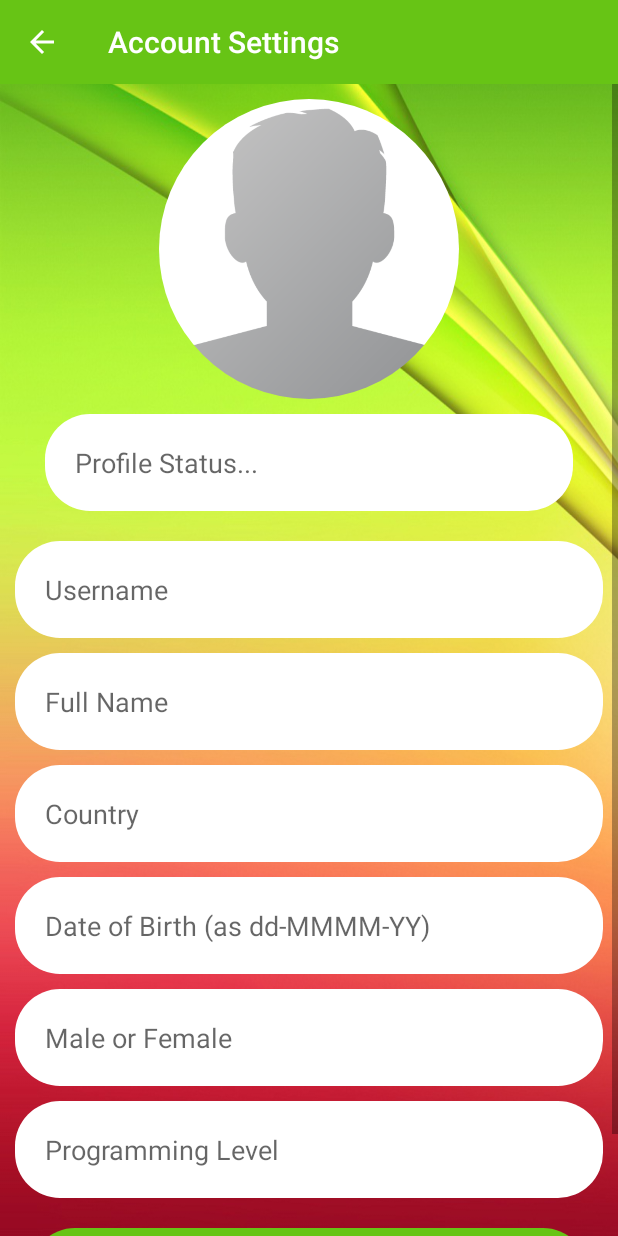
After one commit to ArijitR111Y/VlearnIT, an Android app: the SettingsActivity screen opened directly, with no data from a screen before it, on a phone screen of 412 x 824 dp. The commit adds this screen. Run offline under Robolectric (Android 15) with nearby library versions, the phone set to English and light mode, and no system bars; our stand-ins replace CircleImageView, Firebase (no records; nobody signed in at launch, a user with empty details on screens opened directly), Picasso; libraries missing offline, so code that uses them is left out: com.theartofdev.edmodo.

Commit message:
Fixed: Added SettingsActivity to update user details

```diff
--- a/app/src/main/java/com/royarijit998/vlearnit/MainActivity.java
+++ b/app/src/main/java/com/royarijit998/vlearnit/MainActivity.java
@@ -216,6 +216,11 @@ public class MainActivity extends AppCompatActivity {
         startActivity(intent);
     }
 
+    private void sendUserToSettingsActivity() {
+        Intent intent = new Intent(MainActivity.this, SettingsActivity.class);
+        startActivity(intent);
+    }
+
     @Override
     public boolean onOptionsItemSelected(MenuItem item) {
         if(actionBarDrawerToggle.onOptionsItemSelected(item)){
@@ -246,7 +251,7 @@ public class MainActivity extends AppCompatActivity {
                 Toast.makeText(getApplicationContext(), "Create new msg", Toast.LENGTH_SHORT).show();
                 break;
             case R.id.navSettings:
-                Toast.makeText(getApplicationContext(), "Open Settings", Toast.LENGTH_SHORT).show();
+                sendUserToSettingsActivity();
                 break;
             case R.id.navLogout:
                 Toast.makeText(getApplicationContext(), "Logged out from App", Toast.LENGTH_SHORT).show();
--- /dev/null
+++ b/app/src/main/java/com/royarijit998/vlearnit/SettingsActivity.java
@@ -0,0 +1,243 @@
+package com.royarijit998.vlearnit;
+
+import androidx.annotation.NonNull;
+import androidx.annotation.Nullable;
+import androidx.appcompat.app.AppCompatActivity;
+import androidx.appcompat.widget.Toolbar;
+
+import android.app.ProgressDialog;
+import android.content.Intent;
+import android.net.Uri;
+import android.os.Bundle;
+import android.view.View;
+import android.widget.Button;
+import android.widget.EditText;
+import android.widget.Toast;
+
+import com.google.android.gms.tasks.Continuation;
+import com.google.android.gms.tasks.OnCompleteListener;
+import com.google.android.gms.tasks.Task;
+import com.google.firebase.auth.FirebaseAuth;
+import com.google.firebase.auth.FirebaseUser;
+import com.google.firebase.database.DataSnapshot;
+import com.google.firebase.database.DatabaseError;
+import com.google.firebase.database.DatabaseReference;
+import com.google.firebase.database.FirebaseDatabase;
+import com.google.firebase.database.ValueEventListener;
+import com.google.firebase.storage.FirebaseStorage;
+import com.google.firebase.storage.StorageReference;
+import com.google.firebase.storage.UploadTask;
+import com.squareup.picasso.Picasso;
+import com.theartofdev.edmodo.cropper.CropImage;
+import com.theartofdev.edmodo.cropper.CropImageView;
+
+import java.util.HashMap;
+
+import de.hdodenhof.circleimageview.CircleImageView;
+
+public class SettingsActivity extends AppCompatActivity {
+
+    private ProgressDialog progressDialog;
+    private Toolbar navSettingsToolbar;
+    private CircleImageView settingsProfileImageView;
+    private EditText settingsStatusEditText, settingsUsernameEditText, settingsFullnameEditText, settingsCountryEditText, settingsDobEditText, settingsGenderEditText, settingsLevelEditText;
+    private Button settingsUpdateBtn;
+
+    private DatabaseReference userRef;
+    private FirebaseAuth fAuth;
+    private FirebaseUser firebaseUser;
+    private StorageReference usersProfileImgRef;
+
+    final static int GALLERY_PICK = 1;
+
+    @Override
+    protected void onCreate(Bundle savedInstanceState) {
+        super.onCreate(savedInstanceState);
+        setContentView(R.layout.activity_settings);
+
+        navSettingsToolbar = findViewById(R.id.navSettingsToolbar);
+        setSupportActionBar(navSettingsToolbar);
+        getSupportActionBar().setTitle("Account Settings");
+        getSupportActionBar().setDisplayHomeAsUpEnabled(true);
+        getSupportActionBar().setDisplayShowHomeEnabled(true);
+
+        settingsProfileImageView = findViewById(R.id.settingsProfileImageView);
+        settingsStatusEditText = findViewById(R.id.settingsStatusEditText);
+        settingsUsernameEditText = findViewById(R.id.settingsUsernameEditText);
+        settingsFullnameEditText = findViewById(R.id.settingsFullnameEditText);
+        settingsCountryEditText = findViewById(R.id.settingsCountryEditText);
+        settingsDobEditText = findViewById(R.id.settingsDobEditText);
+        settingsGenderEditText = findViewById(R.id.settingsGenderEditText);
+        settingsLevelEditText = findViewById(R.id.settingsLevelEditText);
+        settingsUpdateBtn = findViewById(R.id.settingsUpdateBtn);
+
+        progressDialog = new ProgressDialog(this);
+
+        fAuth = FirebaseAuth.getInstance();
+        firebaseUser = fAuth.getCurrentUser();
+        userRef = FirebaseDatabase.getInstance().getReference().child("Users").child(firebaseUser.getUid());
+        usersProfileImgRef = FirebaseStorage.getInstance().getReference().child("ProfileImg");
+
+        userRef.addValueEventListener(new ValueEventListener() {
+            @Override
+            public void onDataChange(@NonNull DataSnapshot dataSnapshot) {
+                if(dataSnapshot.exists()){
+                    String profileImg = dataSnapshot.child("profileImg").getValue().toString();
+                    String status = dataSnapshot.child("status").getValue().toString();
+                    String username = dataSnapshot.child("username").getValue().toString();
+                    String fullname = dataSnapshot.child("fullname").getValue().toString();
+                    String country = dataSnapshot.child("country").getValue().toString();
+                    String dob = dataSnapshot.child("dob").getValue().toString();
+                    String gender = dataSnapshot.child("gender").getValue().toString();
+                    String level = dataSnapshot.child("level").getValue().toString();
+
+                    Picasso.get().load(profileImg).placeholder(R.drawable.profile).into(settingsProfileImageView);
+                    settingsStatusEditText.setText(status);
+                    settingsUsernameEditText.setText(username);
+                    settingsFullnameEditText.setText(fullname);
+                    settingsCountryEditText.setText(country);
+                    settingsDobEditText.setText(dob);
+                    settingsGenderEditText.setText(gender);
+                    settingsLevelEditText.setText(level);
+
+
+                }
+            }
+
+            @Override
+            public void onCancelled(@NonNull DatabaseError databaseError) {
+
+            }
+        });
+
+        settingsUpdateBtn.setOnClickListener(new View.OnClickListener() {
+            @Override
+            public void onClick(View v) {
+                validateAccountInfo();
+            }
+        });
+
+        settingsProfileImageView.setOnClickListener(new View.OnClickListener() {
+            @Override
+            public void onClick(View v) {
+                Intent galleryIntent = new Intent();
+                galleryIntent.setAction(Intent.ACTION_GET_CONTENT);
+                galleryIntent.setType("image/*");
+                startActivityForResult(galleryIntent, GALLERY_PICK);
+            }
+        });
+
+    }
+
+    private void validateAccountInfo() {
+        String status = settingsStatusEditText.getText().toString();
+        String username = settingsUsernameEditText.getText().toString();
+        String fullname = settingsFullnameEditText.getText().toString();
+        String country = settingsCountryEditText.getText().toString();
+        String dob = settingsDobEditText.getText().toString();
+        String gender = settingsGenderEditText.getText().toString();
+        String level = settingsLevelEditText.getText().toString();
+
+        if(status.isEmpty() || username.isEmpty() || fullname.isEmpty() || country.isEmpty() || dob.isEmpty() || gender.isEmpty() || level.isEmpty()){
+            Toast.makeText(this, "All fields must be provided", Toast.LENGTH_SHORT).show();
+        }
+        else{
+            progressDialog.setTitle("Saving Account Information");
+            progressDialog.setMessage("Updating user information with the servers...");
+            progressDialog.show();
+            progressDialog.setCanceledOnTouchOutside(true);
+            updateAccountInfo(status, username, fullname, country, dob, gender, level);
+        }
+
+    }
+
+    private void updateAccountInfo(String status, String username, String fullname, String country, String dob, String gender, String level) {
+        HashMap  userMap = new HashMap<>();
+        userMap.put("username", username);
+        userMap.put("fullname", fullname);
+        userMap.put("country", country);
+        userMap.put("status", status);
+        userMap.put("gender", gender);
+        userMap.put("dob", dob);
+        userMap.put("level", level);
+        userRef.updateChildren(userMap).addOnCompleteListener(new OnCompleteListener() {
+            @Override
+            public void onComplete(@NonNull Task task) {
+                if(task.isSuccessful()){
+                    sendUserToMainActivity();
+                    Toast.makeText(SettingsActivity.this, "Successfully Updated Information", Toast.LENGTH_SHORT).show();
+                }else{
+                    String errorMsg = task.getException().getMessage();
+                    Toast.makeText(SettingsActivity.this, "Couldn't update information: " + errorMsg, Toast.LENGTH_SHORT).show();
+                }
+                progressDialog.dismiss();
+
+            }
+        });
+    }
+
+    @Override
+    protected void onActivityResult(int requestCode, int resultCode, @Nullable Intent data) {
+        super.onActivityResult(requestCode, resultCode, data);
+        if(requestCode == GALLERY_PICK && resultCode == RESULT_OK && data != null){
+            data.getData();
+            CropImage.activity()
+                    .setGuidelines(CropImageView.Guidelines.ON)
+                    .setAspectRatio(1, 1).start(this);
+        }
+        else if(requestCode == CropImage.CROP_IMAGE_ACTIVITY_REQUEST_CODE && resultCode == RESULT_OK){
+            CropImage.ActivityResult result = CropImage.getActivityResult(data);
+            progressDialog.setTitle("Saving User Picture");
+            progressDialog.setMessage("Storing User profile picture to the storage server...");
+            progressDialog.show();
+            progressDialog.setCanceledOnTouchOutside(true);
+            Uri resultUri = result.getUri();
+            final StorageReference filePath = usersProfileImgRef.child(firebaseUser.getUid());
+            filePath.putFile(resultUri).continueWithTask(new Continuation<UploadTask.TaskSnapshot, Task<Uri>>() {
+                @Override
+                public Task<Uri> then(@NonNull Task<UploadTask.TaskSnapshot> task) throws Exception {
+                    if (!task.isSuccessful()) {
+                        String errorMsg = task.getException().getMessage();
+                        Toast.makeText(SettingsActivity.this, "Image could not be stored: " + errorMsg, Toast.LENGTH_SHORT).show();
+                    }
+
+                    // Continue with the task to get the download URL
+                    return filePath.getDownloadUrl();
+                }
+            }).addOnCompleteListener(new OnCompleteListener<Uri>() {
+                @Override
+                public void onComplete(@NonNull Task<Uri> task) {
+                    if(task.isSuccessful()){
+                        final String downloadUrl = task.getResult().toString();
+                        userRef.child("profileImg").setValue(downloadUrl).addOnCompleteListener(new OnCompleteListener<Void>() {
+                            @Override
+                            public void onComplete(@NonNull Task<Void> task) {
+                                if(task.isSuccessful()){
+                                    Intent intent = new Intent(SettingsActivity.this, SettingsActivity.class);
+                                    startActivity(intent);
+                                    Toast.makeText(SettingsActivity.this, "Image set for the  user", Toast.LENGTH_SHORT).show();
+                                }else{
+                                    String errorMsg = task.getException().getMessage();
+                                    Toast.makeText(SettingsActivity.this, "Image could not be set: " + errorMsg, Toast.LENGTH_SHORT).show();
+                                }
+                                progressDialog.dismiss();
+                            }
+                        });
+
+                    }else{
+                        String errorMsg = task.getException().getMessage();
+                        Toast.makeText(SettingsActivity.this, "Image could not be stored: " + errorMsg, Toast.LENGTH_SHORT).show();
+                    }
+                    progressDialog.dismiss();
+                }
+            });
+        }
+    }
+
+    private void sendUserToMainActivity() {
+        Intent intent = new Intent(SettingsActivity.this, MainActivity.class);
+        intent.addFlags(Intent.FLAG_ACTIVITY_NEW_TASK | Intent.FLAG_ACTIVITY_CLEAR_TASK);
+        startActivity(intent);
+        finish();
+    }
+}
--- /dev/null
+++ b/app/src/main/res/layout/activity_settings.xml
@@ -0,0 +1,145 @@
+<?xml version="1.0" encoding="utf-8"?>
+<RelativeLayout xmlns:android="http://schemas.android.com/apk/res/android"
+    xmlns:app="http://schemas.android.com/apk/res-auto"
+    xmlns:tools="http://schemas.android.com/tools"
+    android:layout_width="match_parent"
+    android:layout_height="match_parent"
+    tools:context=".SettingsActivity"
+    android:background="@drawable/register">
+
+    <include
+        android:id="@+id/navSettingsToolbar"
+        layout="@layout/app_bar_layout"/>
+
+    <ScrollView
+        android:layout_width="match_parent"
+        android:layout_height="match_parent"
+        android:layout_below="@+id/navSettingsToolbar">
+
+        <RelativeLayout
+            android:layout_width="match_parent"
+            android:layout_height="match_parent">
+
+            <de.hdodenhof.circleimageview.CircleImageView
+                android:id="@+id/settingsProfileImageView"
+                android:layout_width="200dp"
+                android:layout_height="200dp"
+                android:layout_centerHorizontal="true"
+                android:layout_marginTop="10dp"
+                android:src="@drawable/profile"/>
+
+            <EditText
+                android:id="@+id/settingsStatusEditText"
+                android:layout_width="match_parent"
+                android:layout_height="wrap_content"
+                android:layout_below="@id/settingsProfileImageView"
+                android:layout_marginTop="10dp"
+                android:layout_marginBottom="10dp"
+                android:layout_marginStart="30dp"
+                android:layout_marginEnd="30dp"
+                android:background="@drawable/inputs"
+                android:padding="20dp"
+                android:hint="@string/profile_status"
+                android:inputType="text"
+                />
+
+            <EditText
+                android:id="@+id/settingsUsernameEditText"
+                android:layout_width="match_parent"
+                android:layout_height="wrap_content"
+                android:layout_below="@id/settingsStatusEditText"
+                android:layout_marginTop="10dp"
+                android:layout_marginStart="10dp"
+                android:layout_marginEnd="10dp"
+                android:background="@drawable/inputs"
+                android:padding="20dp"
+                android:hint="@string/username"
+                android:inputType="text"
+                />
+
+            <EditText
+                android:id="@+id/settingsFullnameEditText"
+                android:layout_width="match_parent"
+                android:layout_height="wrap_content"
+                android:layout_below="@id/settingsUsernameEditText"
+                android:layout_marginTop="10dp"
+                android:layout_marginStart="10dp"
+                android:layout_marginEnd="10dp"
+                android:background="@drawable/inputs"
+                android:padding="20dp"
+                android:hint="@string/full_name"
+                android:inputType="text"
+                />
+
+            <EditText
+                android:id="@+id/settingsCountryEditText"
+                android:layout_width="match_parent"
+                android:layout_height="wrap_content"
+                android:layout_below="@id/settingsFullnameEditText"
+                android:layout_marginTop="10dp"
+                android:layout_marginStart="10dp"
+                android:layout_marginEnd="10dp"
+                android:background="@drawable/inputs"
+                android:padding="20dp"
+                android:hint="@string/country"
+                android:inputType="text"
+                />
+
+            <EditText
+                android:id="@+id/settingsDobEditText"
+                android:layout_width="match_parent"
+                android:layout_height="wrap_content"
+                android:layout_below="@id/settingsCountryEditText"
+                android:layout_marginTop="10dp"
+                android:layout_marginStart="10dp"
+                android:layout_marginEnd="10dp"
+                android:background="@drawable/inputs"
+                android:padding="20dp"
+                android:hint="@string/date_of_birth_as_dd_mmmm_yy"
+                android:inputType="text"
+                />
+
+            <EditText
+                android:id="@+id/settingsGenderEditText"
+                android:layout_width="match_parent"
+                android:layout_height="wrap_content"
+                android:layout_below="@id/settingsDobEditText"
+                android:layout_marginTop="10dp"
+                android:layout_marginStart="10dp"
+                android:layout_marginEnd="10dp"
+                android:background="@drawable/inputs"
+                android:padding="20dp"
+                android:hint="@string/male_or_female"
+                android:inputType="text"
+                />
+
+            <EditText
+                android:id="@+id/settingsLevelEditText"
+                android:layout_width="match_parent"
+                android:layout_height="wrap_content"
+                android:layout_below="@id/settingsGenderEditText"
+                android:layout_marginTop="10dp"
+                android:layout_marginStart="10dp"
+                android:layout_marginEnd="10dp"
+                android:background="@drawable/inputs"
+                android:padding="20dp"
+                android:hint="@string/programming_level"
+                android:inputType="text"
+                />
+
+            <Button
+                android:id="@+id/settingsUpdateBtn"
+                android:layout_width="match_parent"
+                android:layout_height="60dp"
+                android:layout_margin="20dp"
+                android:layout_below="@id/settingsLevelEditText"
+                android:text="@string/update_user_settings"
+                android:textSize="20sp"
+                android:textColor="@color/cardview_light_background"
+                android:background="@drawable/button"/>
+
+
+        </RelativeLayout>
+    </ScrollView>
+
+</RelativeLayout>
--- a/app/src/main/res/values/strings.xml
+++ b/app/src/main/res/values/strings.xml
@@ -28,4 +28,11 @@
     <string name="date">Date</string>
     <string name="at"> at </string>
     <string name="delete_post">Delete Post</string>
+    <string name="profile_status">Profile Status...</string>
+    <string name="full_name">Full Name</string>
+    <string name="country">Country</string>
+    <string name="date_of_birth_as_dd_mmmm_yy">Date of Birth (as dd-MMMM-YY)</string>
+    <string name="male_or_female">Male or Female</string>
+    <string name="programming_level">Programming Level</string>
+    <string name="update_user_settings">Update User Settings</string>
 </resources>
```
Also changed, not shown: app/src/main/AndroidManifest.xml (+5 -2 lines).
